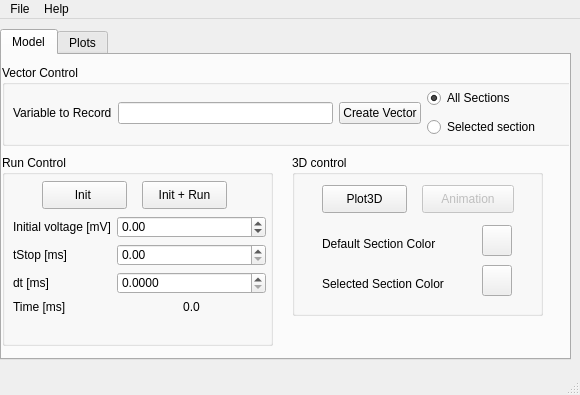
mattions/neuronvisio, file neuronvisio/neuronvisio.ui: the form before one commit.
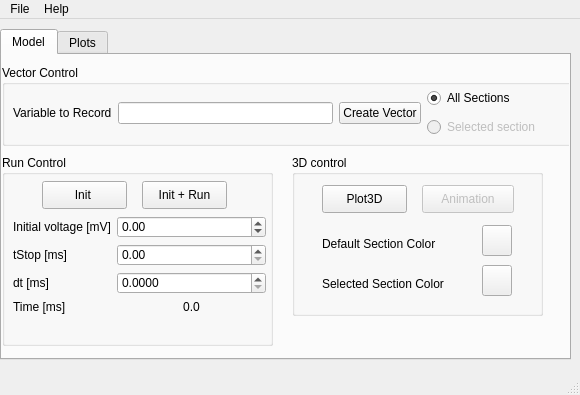
The form after the commit. Custom widgets are drawn as their Qt base class.

```diff
--- a/neuronvisio/neuronvisio.ui
+++ b/neuronvisio/neuronvisio.ui
@@ -311,6 +311,9 @@
           </item>
           <item>
            <widget class="QRadioButton" name="selected_section">
+            <property name="enabled">
+             <bool>false</bool>
+            </property>
             <property name="text">
              <string>Selected section</string>
             </property>
```
Left out of the diff: 14 changed lines with no effect on the pictures.
